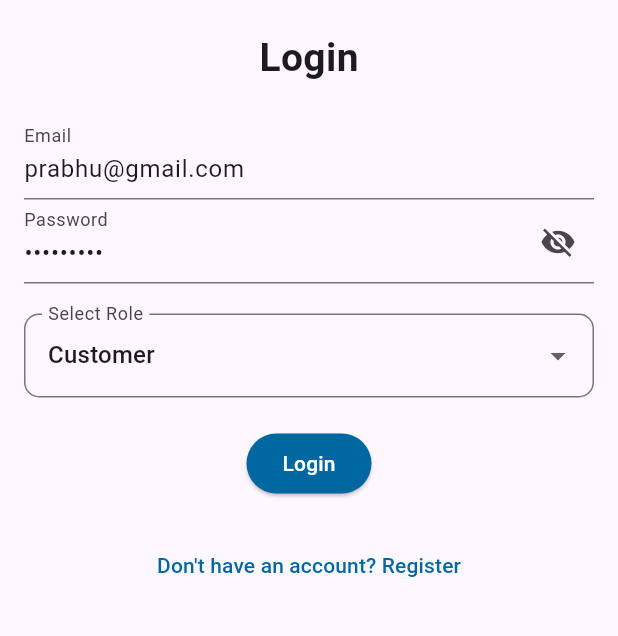
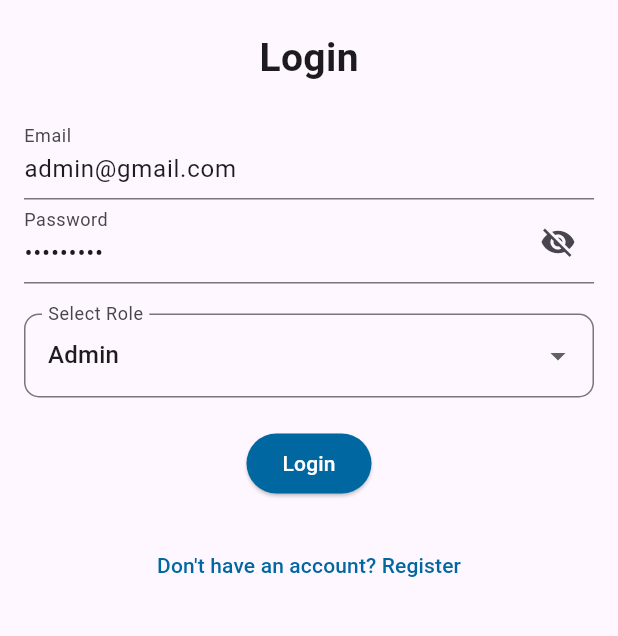
Before and after one commit to vprabhu1771/flutter_supabase_milk_subscription, a Flutter app: the screen it shows after launch, on a phone screen of 412 x 824 dp, the part 258-894 px from its top. Run offline on Flutter 3.47's test engine with Material 3 defaults, Android fonts, the light colour scheme and no system bars; our stand-ins replace fl_chart, flutter_datetime_picker_plus, flutter_dotenv, flutter_secure_storage, flutter_slidable, fluttertoast and 5 more; missing offline and left inert: flutter_polyline_points; accounts and stored records are empty.

Commit message:
LoginScreen Set email & password based on role

```diff
--- a/lib/screens/auth/LoginScreen.dart
+++ b/lib/screens/auth/LoginScreen.dart
@@ -25,7 +25,7 @@ class _LoginScreenState extends State<LoginScreen> {
 
   final TextEditingController passwordController = TextEditingController();
 
-  String _selectedRole = 'Customer';
+  String _selectedRole = 'Admin';
 
   final List<String> _roles = ['Customer', 'Delivery', 'Admin'];
 
@@ -38,7 +38,7 @@ class _LoginScreenState extends State<LoginScreen> {
   @override
   void initState() {
     super.initState();
-    emailController.text = "prabhu@gmail.com";
+    emailController.text = "admin@gmail.com";
     passwordController.text = "admin@123";
   }
 
@@ -177,6 +177,18 @@ class _LoginScreenState extends State<LoginScreen> {
                 setState(() {
                   _selectedRole = value!;
                 });
+
+                // Set email & password based on role
+                if (_selectedRole == 'Customer') {
+                  emailController.text = "abu@gmail.com";
+                  passwordController.text = "admin@123";
+                } else if (_selectedRole == 'Delivery') {
+                  emailController.text = "prabhu@gmail.com";
+                  passwordController.text = "admin@123";
+                } else if (_selectedRole == 'Admin') {
+                  emailController.text = "admin@gmail.com";
+                  passwordController.text = "admin@123";
+                }
               },
             ),
             SizedBox(height: 20),
```
